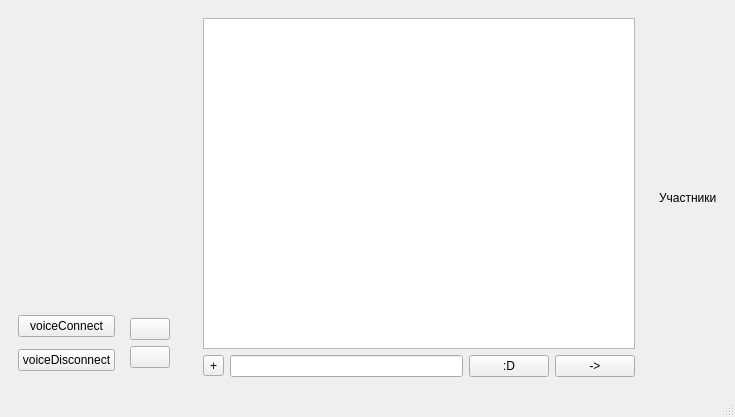
Qt form Client/clientmain.ui (queueuee/CollabSpace) before a commit.
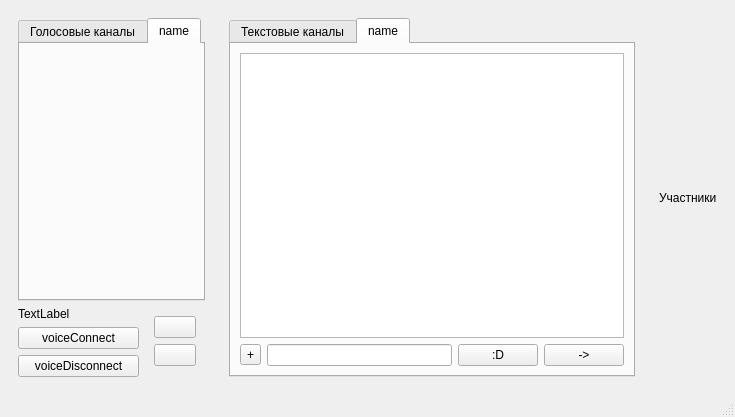
The same form after that commit. Icons and pictures are not drawn.

The edit to the form file:
```diff
--- a/Client/clientmain.ui
+++ b/Client/clientmain.ui
@@ -18,38 +18,7 @@
     <item>
      <widget class="QWidget" name="widget_3" native="true">
       <layout class="QGridLayout" name="gridLayout">
-       <item row="1" column="0">
-        <layout class="QVBoxLayout" name="verticalLayout_3">
-         <item>
-          <widget class="QPushButton" name="voiceConnectButton">
-           <property name="text">
-            <string>voiceConnect</string>
-           </property>
-          </widget>
-         </item>
-         <item>
-          <widget class="QPushButton" name="voiceDisconnectButton">
-           <property name="text">
-            <string>voiceDisconnect</string>
-           </property>
-          </widget>
-         </item>
-        </layout>
-       </item>
-       <item row="0" column="0">
-        <spacer name="verticalSpacer">
-         <property name="orientation">
-          <enum>Qt::Vertical</enum>
-         </property>
-         <property name="sizeHint" stdset="0">
-          <size>
-           <width>20</width>
-           <height>40</height>
-          </size>
-         </property>
-        </spacer>
-       </item>
-       <item row="1" column="1">
+       <item row="1" column="2">
         <widget class="QWidget" name="widget_4" native="true">
          <layout class="QVBoxLayout" name="verticalLayout_4">
           <item>
@@ -83,6 +52,51 @@
          </layout>
         </widget>
        </item>
+       <item row="0" column="0" colspan="3">
+        <widget class="QTabWidget" name="tabWidget">
+         <property name="currentIndex">
+          <number>1</number>
+         </property>
+         <widget class="QWidget" name="tab_3">
+          <attribute name="title">
+           <string>Голосовые каналы</string>
+          </attribute>
+         </widget>
+         <widget class="QWidget" name="tab_4">
+          <attribute name="title">
+           <string>name</string>
+          </attribute>
+         </widget>
+        </widget>
+       </item>
+       <item row="1" column="0" colspan="2">
+        <layout class="QVBoxLayout" name="verticalLayout_3">
+         <item>
+          <widget class="QLabel" name="label_2">
+           <property name="text">
+            <string>TextLabel</string>
+           </property>
+          </widget>
+         </item>
+         <item>
+          <widget class="QPushButton" name="voiceConnectButton">
+           <property name="text">
+            <string>voiceConnect</string>
+           </property>
+          </widget>
+         </item>
+         <item>
+          <widget class="QPushButton" name="voiceDisconnectButton">
+           <property name="enabled">
+            <bool>true</bool>
+           </property>
+           <property name="text">
+            <string>voiceDisconnect</string>
+           </property>
+          </widget>
+         </item>
+        </layout>
+       </item>
       </layout>
      </widget>
     </item>
@@ -90,6 +104,22 @@
      <widget class="QWidget" name="widget_2" native="true">
       <layout class="QVBoxLayout" name="verticalLayout_2">
        <item>
+        <widget class="QTabWidget" name="tabWidget_2">
+         <property name="currentIndex">
+          <number>1</number>
+         </property>
+         <widget class="QWidget" name="tab_7">
+          <attribute name="title">
+           <string>Текстовые каналы</string>
+          </attribute>
+          <layout class="QVBoxLayout" name="verticalLayout_5"/>
+         </widget>
+         <widget class="QWidget" name="tab_8">
+          <attribute name="title">
+           <string>name</string>
+          </attribute>
+          <layout class="QVBoxLayout" name="verticalLayout_6">
+           <item>
         <widget class="QTextEdit" name="chatWindow">
          <property name="readOnly">
           <bool>true</bool>
@@ -126,6 +156,10 @@
        </item>
       </layout>
      </widget>
+        </widget>
+       </item>
+      </layout>
+     </widget>
     </item>
     <item>
      <widget class="QWidget" name="widget" native="true">
```
Left out of the diff: 2 changed lines with no effect on the pictures. Lines whose indentation alone changed are shown as unchanged.
